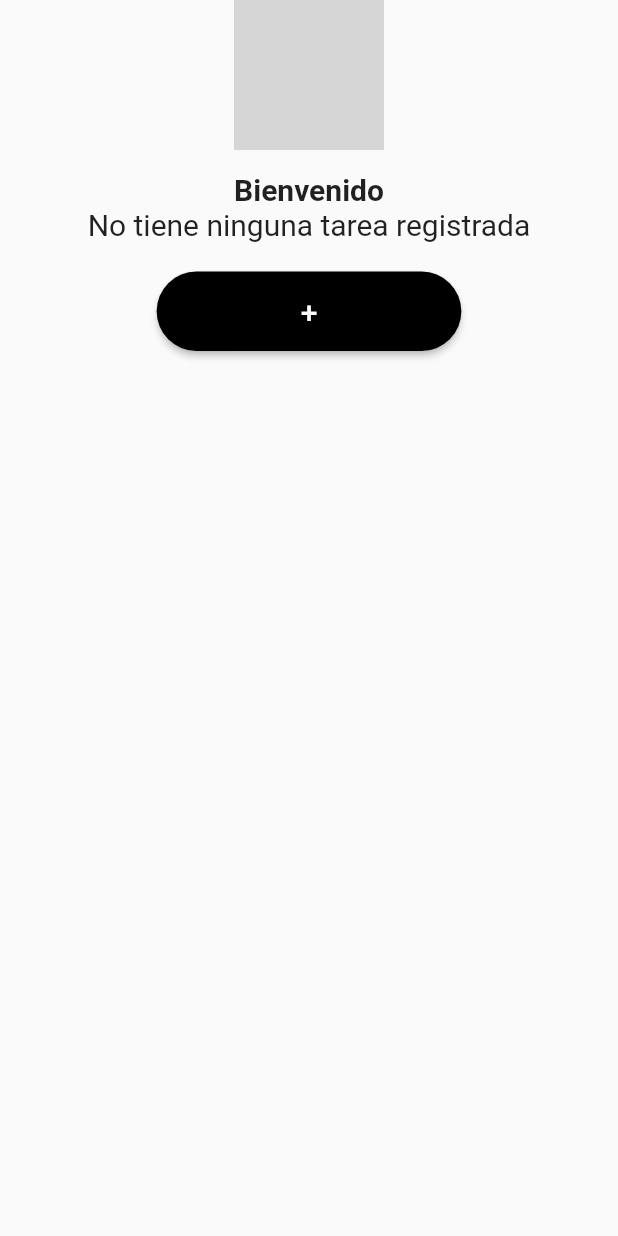
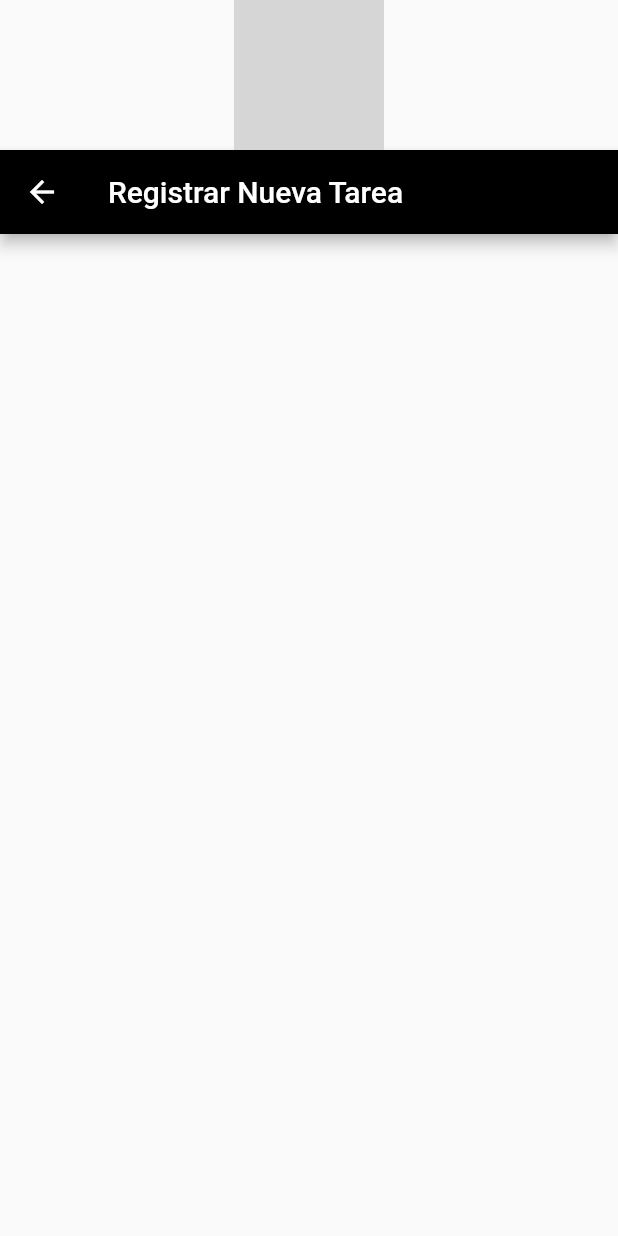
Before and after one commit to Lezmaru/TeamSecret, a Flutter app: the Menu screen opened directly, after a tap on an icon or button, on a phone screen of 412 x 824 dp. Run offline on Flutter 3.47's test engine with Material 2 defaults, Android fonts, the light colour scheme and no system bars; grey boxes are pictures that could not be loaded.

Commit message:
Menu terminado, avance con la pantalla crear

```diff
--- /dev/null
+++ b/lib/crear.dart
@@ -0,0 +1,32 @@
+import 'package:flutter/material.dart';
+
+class Crear extends StatefulWidget {
+  static String id = 'crear';
+  @override
+  _CrearState createState() => _CrearState();
+}
+
+class _CrearState extends State<Crear> {
+  @override
+  Widget build(BuildContext context) {
+    return SafeArea(
+      child: Scaffold(
+        body: Center(
+          child: Column(children: [
+            Image.asset(
+              'images/logo.png',
+              height: 100.0,
+            ),
+            AppBar(
+              title: Text('Registrar Nueva Tarea'),
+              backgroundColor: Color.fromARGB(255, 0, 0, 0),
+            ),
+            SizedBox(
+              height: 15.0,
+            ),
+          ]),
+        ),
+      ),
+    );
+  }
+}
--- a/lib/menu.dart
+++ b/lib/menu.dart
@@ -1,4 +1,5 @@
 import 'package:flutter/material.dart';
+import 'package:tslfpc/crear.dart';
 
 class Menu extends StatefulWidget {
   static String id = 'menu';
@@ -68,9 +69,13 @@ class _MenuState extends State<Menu> {
               ),
             ),
             onPressed: () {
-            Navigator.pushNamed(context, Menu.id);
-          },
-        ),
+              Navigator.push(
+                context,
+                MaterialPageRoute(builder: (context) {
+                  return Crear();
+                }),
+              );
+            }),
       );
     });
   }
```
Lines whose indentation alone changed are shown as unchanged.
